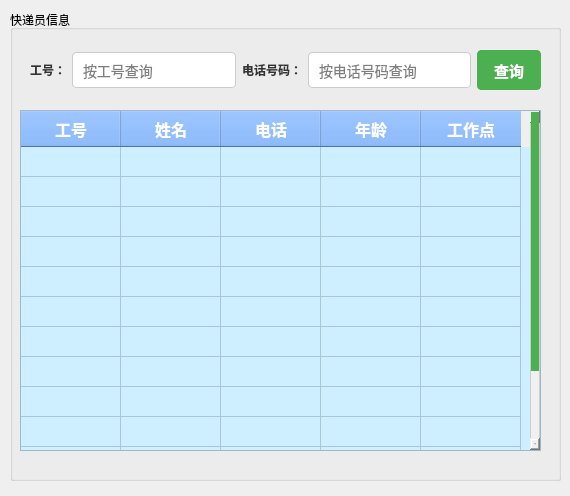
Qt form modules/admin/admin_search_postman.ui (gfzyl/Parcel-System) before a commit.
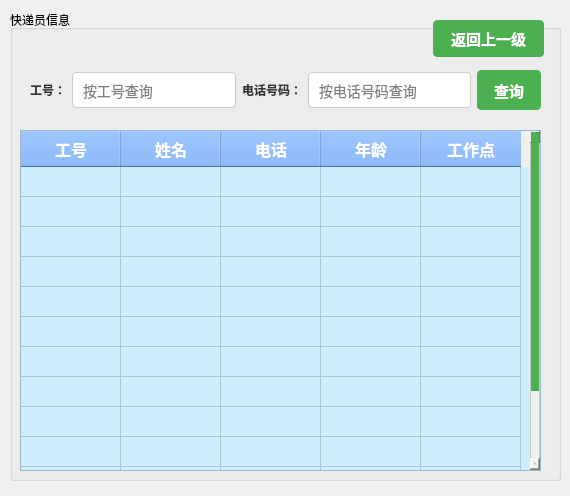
The same form after that commit.

Patch:
```diff
--- a/modules/admin/admin_search_postman.ui
+++ b/modules/admin/admin_search_postman.ui
@@ -108,7 +108,7 @@
     <property name="geometry">
      <rect>
       <x>10</x>
-      <y>100</y>
+      <y>120</y>
       <width>521</width>
       <height>341</height>
      </rect>
@@ -211,7 +211,7 @@
     <property name="geometry">
      <rect>
       <x>20</x>
-      <y>40</y>
+      <y>60</y>
       <width>511</width>
       <height>40</height>
      </rect>
@@ -254,6 +254,19 @@
      </item>
     </layout>
    </widget>
+   <widget class="QPushButton" name="returnBtn">
+    <property name="geometry">
+     <rect>
+      <x>423</x>
+      <y>10</y>
+      <width>111</width>
+      <height>37</height>
+     </rect>
+    </property>
+    <property name="text">
+     <string>返回上一级</string>
+    </property>
+   </widget>
   </widget>
  </widget>
  <resources/>
```
